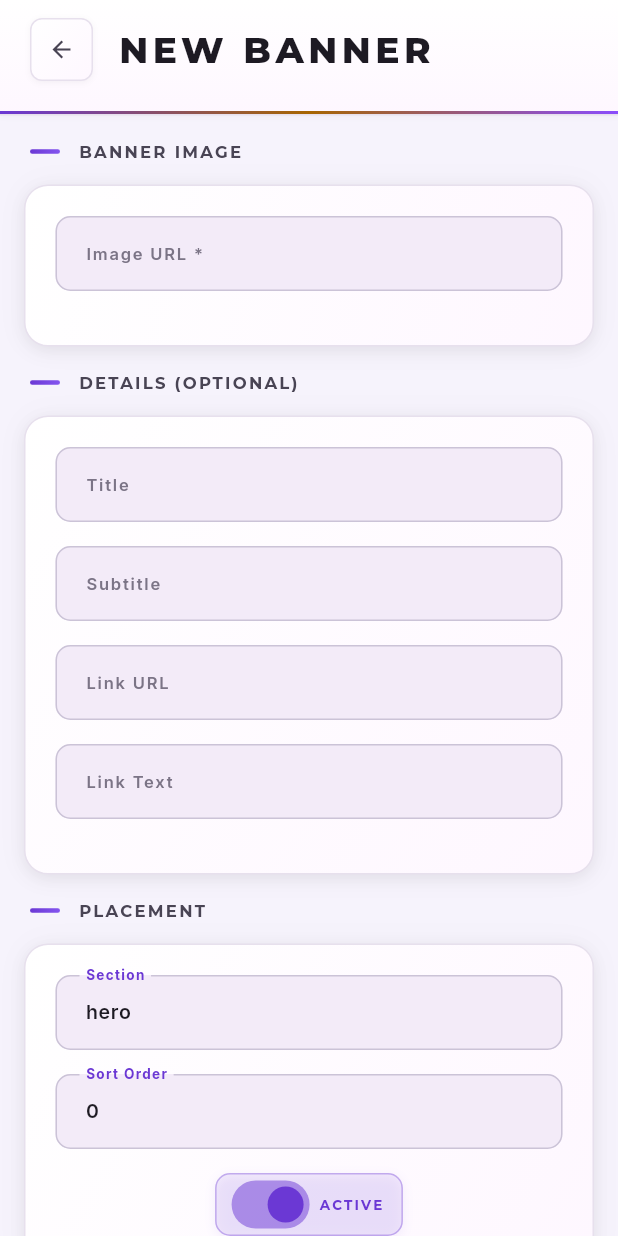
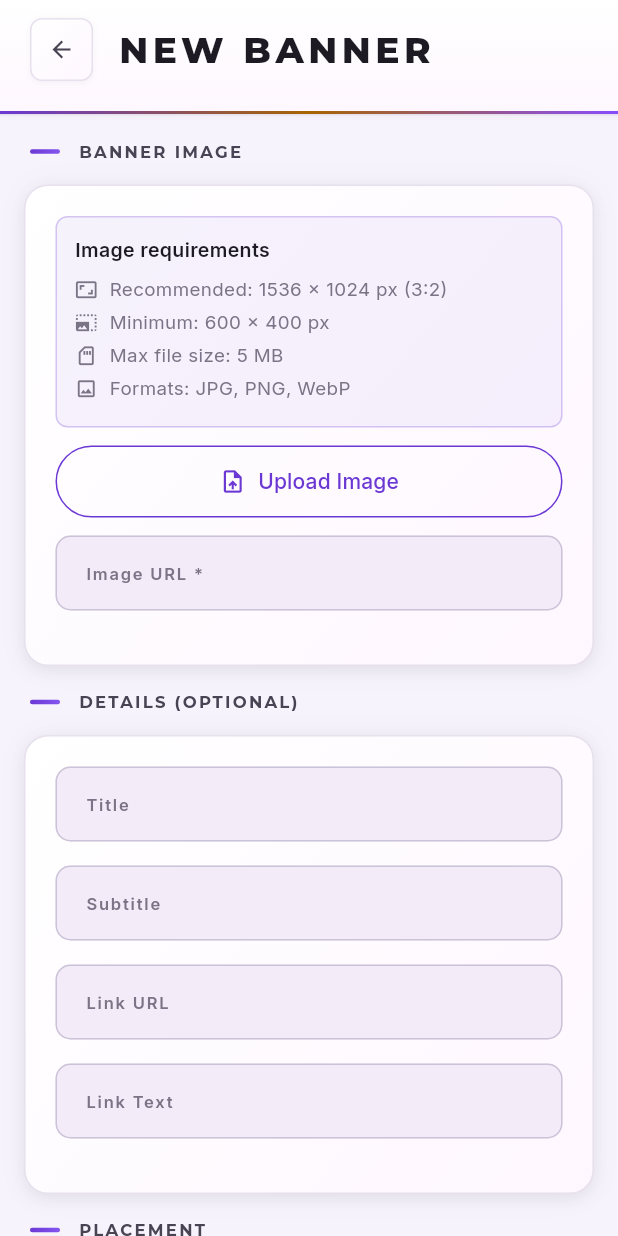
Before and after one commit to NitinGavhane/admin-garment-frontend, a Flutter app: the BannerFormScreen screen opened by its route, on a phone screen of 412 x 824 dp. Run offline on Flutter 3.47's test engine with Material 3 defaults, Android fonts, the phone set to English and light mode, and no system bars; our stand-ins replace cached_network_image, dio, google_fonts, image_picker, shared_preferences; accounts and stored records are empty.

Commit message:
Update services and dependencies

```diff
--- a/lib/screens/banner_form_screen.dart
+++ b/lib/screens/banner_form_screen.dart
@@ -1,9 +1,21 @@
+import 'dart:ui' as ui;
+
 import 'package:flutter/material.dart';
 import 'package:cached_network_image/cached_network_image.dart';
+import 'package:image_picker/image_picker.dart';
 import '../config/theme.dart';
 import '../services/api_service.dart';
 import '../services/admin_service.dart';
 import '../widgets.dart';
+
+// Banner image requirements — shown to the admin and enforced before upload.
+// The backend re-validates the same rules on the server.
+const int _kMaxBytes = 5 * 1024 * 1024; // 5 MB
+const Set<String> _kAllowedExts = {'jpg', 'jpeg', 'png', 'webp'};
+const int _kMinWidth = 600;
+const int _kMinHeight = 400;
+const int _kRecWidth = 1536;
+const int _kRecHeight = 1024;
 
 class BannerFormScreen extends StatefulWidget {
   const BannerFormScreen({super.key});
@@ -24,7 +36,7 @@ class _BannerFormScreenState extends State<BannerFormScreen> {
   final _sortC = TextEditingController(text: '0');
 
   String? _editId;
-  bool _loading = false, _saving = false, _active = true;
+  bool _loading = false, _saving = false, _active = true, _uploading = false;
   String _imageUrl = '';
 
   @override
@@ -106,6 +118,54 @@ class _BannerFormScreenState extends State<BannerFormScreen> {
     if (mounted) setState(() => _saving = false);
   }
 
+  void _showError(String msg) {
+    if (!mounted) return;
+    ScaffoldMessenger.of(context).showSnackBar(
+      SnackBar(content: Text(msg), backgroundColor: AppColors.error),
+    );
+  }
+
+  // Pick an image, validate format/size/dimensions, then upload it and put the
+  // returned URL into the image field. Validation mirrors the backend rules.
+  Future<void> _pickAndUpload() async {
+    try {
+      final XFile? file =
+          await ImagePicker().pickImage(source: ImageSource.gallery, imageQuality: 100);
+      if (file == null) return;
+
+      final name = file.name;
+      final ext = name.contains('.') ? name.split('.').last.toLowerCase() : '';
+      if (!_kAllowedExts.contains(ext)) {
+        _showError('Unsupported format. Allowed: JPG, PNG, WebP.');
+        return;
+      }
+
+      final bytes = await file.readAsBytes();
+      if (bytes.lengthInBytes > _kMaxBytes) {
+        final mb = (bytes.lengthInBytes / (1024 * 1024)).toStringAsFixed(1);
+        _showError('Image is too large ($mb MB). Maximum size is 5 MB.');
+        return;
+      }
+
+      final codec = await ui.instantiateImageCodec(bytes);
+      final frame = await codec.getNextFrame();
+      final w = frame.image.width, h = frame.image.height;
+      frame.image.dispose();
+      if (w < _kMinWidth || h < _kMinHeight) {
+        _showError('Image too small ($w×$h). Minimum is $_kMinWidth×$_kMinHeight px.');
+        return;
+      }
+
+      setState(() => _uploading = true);
+      final url = await _admin.uploadImageBytes(bytes, name);
+      if (mounted) _imageC.text = url;
+    } catch (e) {
+      _showError('Upload failed: $e');
+    } finally {
+      if (mounted) setState(() => _uploading = false);
+    }
+  }
+
   @override
   Widget build(BuildContext context) {
     return Scaffold(
@@ -118,11 +178,31 @@ class _BannerFormScreenState extends State<BannerFormScreen> {
                 padding: const EdgeInsets.all(16),
                 child: Form(key: _fk, child: Column(children: [
                   FormSection(title: 'Banner Image', children: [
+                    _SpecsBox(),
+                    const SizedBox(height: 12),
+                    SizedBox(
+                      width: double.infinity,
+                      child: OutlinedButton.icon(
+                        onPressed: _uploading ? null : _pickAndUpload,
+                        icon: _uploading
+                            ? const SizedBox(
+                                width: 16, height: 16,
+                                child: CircularProgressIndicator(strokeWidth: 2, color: AppColors.coral))
+                            : const Icon(Icons.upload_file, size: 18),
+                        label: Text(_uploading ? 'Uploading…' : 'Upload Image'),
+                        style: OutlinedButton.styleFrom(
+                          foregroundColor: AppColors.coral,
+                          side: const BorderSide(color: AppColors.coral),
+                          padding: const EdgeInsets.symmetric(vertical: 14),
+                        ),
+                      ),
+                    ),
+                    const SizedBox(height: 12),
                     StyledInput(
                       controller: _imageC,
                       label: 'Image URL *',
-                      hint: 'https://...  (recommended 1536×1024, 3:2)',
-                      validator: (v) => v?.trim().isEmpty == true ? 'Image URL is required' : null,
+                      hint: 'Upload above, or paste a URL',
+                      validator: (v) => v?.trim().isEmpty == true ? 'Upload an image or provide a URL' : null,
                     ),
                     if (_imageUrl.isNotEmpty)
                       Padding(
@@ -177,3 +257,35 @@ class _BannerFormScreenState extends State<BannerFormScreen> {
     );
   }
 }
+
+class _SpecsBox extends StatelessWidget {
+  @override
+  Widget build(BuildContext context) {
+    Widget row(IconData icon, String text) => Padding(
+          padding: const EdgeInsets.only(bottom: 4),
+          child: Row(children: [
+            Icon(icon, size: 15, color: AppColors.textMuted),
+            const SizedBox(width: 8),
+            Expanded(child: Text(text, style: TextStyle(fontSize: 12.5, color: AppColors.textMuted))),
+          ]),
+        );
+    return Container(
+      width: double.infinity,
+      padding: const EdgeInsets.all(12),
+      decoration: BoxDecoration(
+        color: AppColors.coral.withOpacity(0.06),
+        borderRadius: BorderRadius.circular(8),
+        border: Border.all(color: AppColors.coral.withOpacity(0.25)),
+      ),
+      child: Column(crossAxisAlignment: CrossAxisAlignment.start, children: [
+        Text('Image requirements',
+            style: TextStyle(fontSize: 13, fontWeight: FontWeight.w600, color: AppColors.textPrimary)),
+        const SizedBox(height: 8),
+        row(Icons.aspect_ratio, 'Recommended: $_kRecWidth × $_kRecHeight px (3:2)'),
+        row(Icons.photo_size_select_large, 'Minimum: $_kMinWidth × $_kMinHeight px'),
+        row(Icons.sd_storage_outlined, 'Max file size: 5 MB'),
+        row(Icons.image_outlined, 'Formats: JPG, PNG, WebP'),
+      ]),
+    );
+  }
+}
--- a/lib/services/admin_service.dart
+++ b/lib/services/admin_service.dart
@@ -1,3 +1,5 @@
+import 'dart:typed_data';
+
 import '../config/api_config.dart';
 import '../models/dashboard.dart';
 import '../models/user.dart';
@@ -217,4 +219,8 @@ class AdminService {
   Future<String> uploadImage(String filePath) async {
     return _api.uploadFile(filePath);
   }
+
+  Future<String> uploadImageBytes(Uint8List bytes, String filename) async {
+    return _api.uploadBytes(bytes, filename);
+  }
 }
--- a/lib/services/api_service.dart
+++ b/lib/services/api_service.dart
@@ -145,4 +145,14 @@ class ApiService {
     final response = await _dio.post(ApiConfig.upload, data: formData);
     return response.data['url'] as String;
   }
+
+  // Web-safe upload: the admin app runs on Flutter web where file paths are not
+  // available, so images are sent as raw bytes from the image picker.
+  Future<String> uploadBytes(Uint8List bytes, String filename) async {
+    final formData = FormData.fromMap({
+      'file': MultipartFile.fromBytes(bytes, filename: filename),
+    });
+    final response = await _dio.post(ApiConfig.upload, data: formData);
+    return response.data['url'] as String;
+  }
 }
--- a/pubspec.yaml
+++ b/pubspec.yaml
@@ -38,6 +38,7 @@ dependencies:
   shared_preferences: ^2.3.4
   cached_network_image: ^3.4.1
   intl: ^0.20.2
+  image_picker: ^1.1.2
 
 dev_dependencies:
   flutter_test:
```
Also changed, not shown: pubspec.lock, 2 other files.
